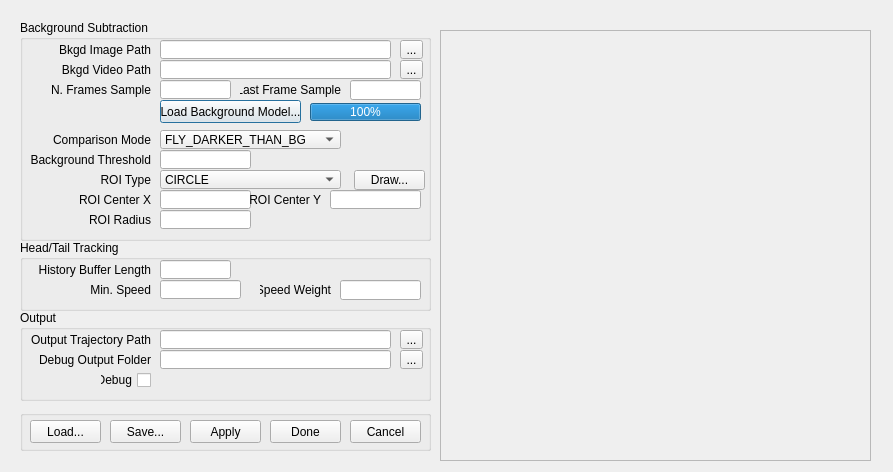
The window that src/plugin/flytrack/flytrack_plugin.ui (hubbardp/BIASJAABA) describes before a commit, drawn with Qt 5.
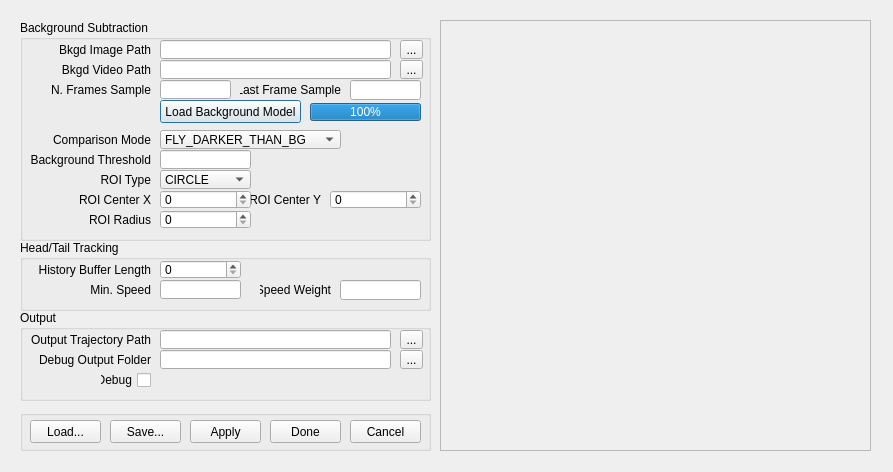
The same window after the commit.

What changed in the file:
```diff
--- a/src/plugin/flytrack/flytrack_plugin.ui
+++ b/src/plugin/flytrack/flytrack_plugin.ui
@@ -247,7 +247,7 @@
      <rect>
       <x>140</x>
       <y>150</y>
-      <width>181</width>
+      <width>91</width>
       <height>19</height>
      </rect>
     </property>
@@ -281,19 +281,6 @@
      <set>Qt::AlignRight|Qt::AlignTrailing|Qt::AlignVCenter</set>
     </property>
    </widget>
-   <widget class="QLineEdit" name="roiCenterXLineEdit">
-    <property name="geometry">
-     <rect>
-      <x>140</x>
-      <y>170</y>
-      <width>91</width>
-      <height>19</height>
-     </rect>
-    </property>
-    <property name="text">
-     <string/>
-    </property>
-   </widget>
    <widget class="QLabel" name="roiCenterYLabel">
     <property name="geometry">
      <rect>
@@ -313,19 +300,6 @@
      <set>Qt::AlignRight|Qt::AlignTrailing|Qt::AlignVCenter</set>
     </property>
    </widget>
-   <widget class="QLineEdit" name="roiCenterYLineEdit">
-    <property name="geometry">
-     <rect>
-      <x>310</x>
-      <y>170</y>
-      <width>91</width>
-      <height>19</height>
-     </rect>
-    </property>
-    <property name="text">
-     <string/>
-    </property>
-   </widget>
    <widget class="QLabel" name="roiCenterXLabel_2">
     <property name="geometry">
      <rect>
@@ -345,20 +319,7 @@
      <set>Qt::AlignRight|Qt::AlignTrailing|Qt::AlignVCenter</set>
     </property>
    </widget>
-   <widget class="QLineEdit" name="roiRadiusLineEdit">
-    <property name="geometry">
-     <rect>
-      <x>140</x>
-      <y>190</y>
-      <width>91</width>
-      <height>19</height>
-     </rect>
-    </property>
-    <property name="text">
-     <string/>
-    </property>
-   </widget>
-   <widget class="QPushButton" name="pushButton">
+   <widget class="QPushButton" name="loadBgPushButton">
     <property name="geometry">
      <rect>
       <x>140</x>
@@ -368,20 +329,7 @@
      </rect>
     </property>
     <property name="text">
-     <string>Load Background Model...</string>
-    </property>
-   </widget>
-   <widget class="QPushButton" name="pushButton_2">
-    <property name="geometry">
-     <rect>
-      <x>334</x>
-      <y>150</y>
-      <width>71</width>
-      <height>20</height>
-     </rect>
-    </property>
-    <property name="text">
-     <string>Draw...</string>
+     <string>Load Background Model</string>
     </property>
    </widget>
    <widget class="QProgressBar" name="progressBar">
@@ -447,6 +395,45 @@
      <string/>
     </property>
    </widget>
+   <widget class="QSpinBox" name="roiCenterXSpinBox">
+    <property name="geometry">
+     <rect>
+      <x>140</x>
+      <y>170</y>
+      <width>91</width>
+      <height>19</height>
+     </rect>
+    </property>
+    <property name="maximum">
+     <number>999999999</number>
+    </property>
+   </widget>
+   <widget class="QSpinBox" name="roiCenterYSpinBox">
+    <property name="geometry">
+     <rect>
+      <x>310</x>
+      <y>170</y>
+      <width>91</width>
+      <height>19</height>
+     </rect>
+    </property>
+    <property name="maximum">
+     <number>999999999</number>
+    </property>
+   </widget>
+   <widget class="QSpinBox" name="roiRadiusSpinBox">
+    <property name="geometry">
+     <rect>
+      <x>140</x>
+      <y>190</y>
+      <width>91</width>
+      <height>19</height>
+     </rect>
+    </property>
+    <property name="maximum">
+     <number>999999999</number>
+    </property>
+   </widget>
   </widget>
   <widget class="QGroupBox" name="headTailGroupBox">
    <property name="geometry">
@@ -479,19 +466,6 @@
      <set>Qt::AlignRight|Qt::AlignTrailing|Qt::AlignVCenter</set>
     </property>
    </widget>
-   <widget class="QLineEdit" name="historyBufferLengthLineEdit">
-    <property name="geometry">
-     <rect>
-      <x>140</x>
-      <y>20</y>
-      <width>71</width>
-      <height>19</height>
-     </rect>
-    </property>
-    <property name="text">
-     <string/>
-    </property>
-   </widget>
    <widget class="QLabel" name="minVelocityMagnitudeLabel">
     <property name="geometry">
      <rect>
@@ -556,6 +530,19 @@
      <string/>
     </property>
    </widget>
+   <widget class="QSpinBox" name="historyBufferLengthSpinBox">
+    <property name="geometry">
+     <rect>
+      <x>140</x>
+      <y>20</y>
+      <width>81</width>
+      <height>19</height>
+     </rect>
+    </property>
+    <property name="maximum">
+     <number>1000</number>
+    </property>
+   </widget>
   </widget>
   <widget class="QGroupBox" name="groupBox">
    <property name="geometry">
@@ -748,21 +735,50 @@
     </property>
    </widget>
   </widget>
-  <widget class="QFrame" name="frame">
+  <widget class="QScrollArea" name="previewImageScrollArea">
    <property name="geometry">
     <rect>
      <x>440</x>
-     <y>30</y>
+     <y>20</y>
      <width>431</width>
      <height>431</height>
     </rect>
    </property>
-   <property name="frameShape">
-    <enum>QFrame::StyledPanel</enum>
+   <property name="widgetResizable">
+    <bool>true</bool>
    </property>
-   <property name="frameShadow">
-    <enum>QFrame::Raised</enum>
-   </property>
+   <widget class="QWidget" name="scrollAreaWidgetContents">
+    <property name="geometry">
+     <rect>
+      <x>0</x>
+      <y>0</y>
+      <width>429</width>
+      <height>429</height>
+     </rect>
+    </property>
+    <widget class="QLabel" name="previewImageLabel">
+     <property name="geometry">
+      <rect>
+       <x>20</x>
+       <y>20</y>
+       <width>391</width>
+       <height>391</height>
+      </rect>
+     </property>
+     <property name="sizePolicy">
+      <sizepolicy hsizetype="Ignored" vsizetype="Ignored">
+       <horstretch>0</horstretch>
+       <verstretch>0</verstretch>
+      </sizepolicy>
+     </property>
+     <property name="mouseTracking">
+      <bool>false</bool>
+     </property>
+     <property name="text">
+      <string/>
+     </property>
+    </widget>
+   </widget>
   </widget>
  </widget>
  <resources/>
```
